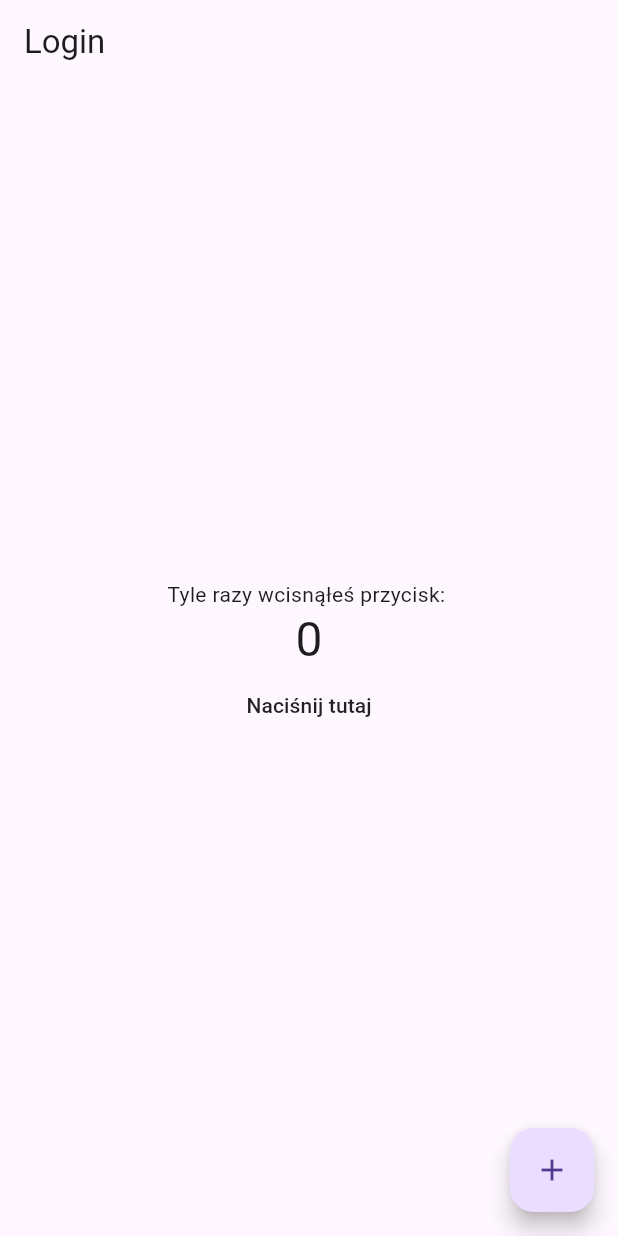
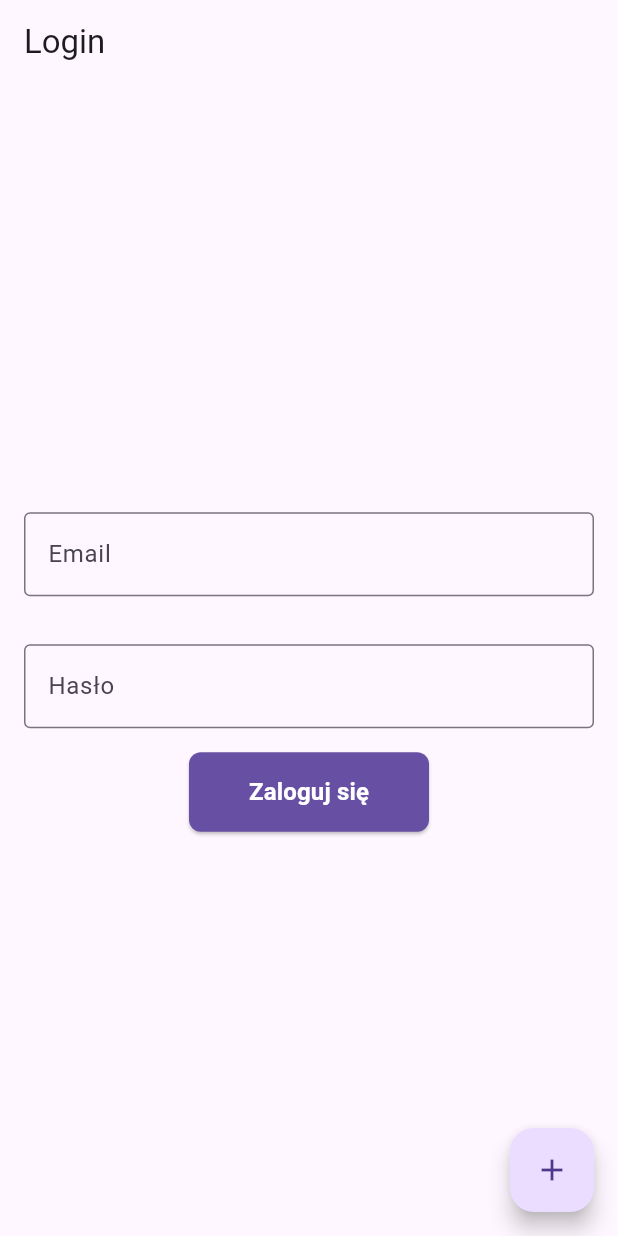
Before and after one commit to Bartholomeas/flutter_rizztorante, a Flutter app: the screen it shows after launch, on a phone screen of 412 x 824 dp. Run offline on Flutter 3.47's test engine with Material 3 defaults, Android fonts, the phone set to English and light mode, and no system bars; our stand-ins replace dio; accounts and stored records are empty.

Commit message:
Feat/login (#1)
* feat: init login

* feat: add logging handler

* refactor

---------

Co-authored-by: Bartosz <bstefaniak@estrategysolutions.com>

```diff
--- a/lib/data/network/constants/endpoints.dart
+++ b/lib/data/network/constants/endpoints.dart
@@ -1,10 +1,10 @@
 class Endpoints {
   Endpoints._();
 
-  static const String baseUrl = "http://162.19.153.39:3002/api/";
+  static const String baseUrl = "http://162.19.153.39:3002/api/v1/";
 
   static const int receiveTimeout = 5000;
   static const int connectionTimeout = 3000;
 
-  static const String login = baseUrl + "login";
+  static const String login = baseUrl + "auth/login";
 }
--- /dev/null
+++ b/lib/model/user_model.dart
@@ -0,0 +1,40 @@
+class UserModel {
+  final String id;
+  final String email;
+  final UserRole role;
+  final DateTime createdAt;
+  final DateTime updatedAt;
+
+  UserModel({
+    required this.id,
+    required this.email,
+    required this.role,
+    required this.createdAt,
+    required this.updatedAt,
+  });
+
+  factory UserModel.fromJson(Map<String, dynamic> json) {
+    return UserModel(
+      id: json['id'],
+      email: json['email'],
+      role: UserRole.values.byName(json['role']),
+      createdAt: DateTime.parse(json['createdAt']),
+      updatedAt: DateTime.parse(json['updatedAt']),
+    );
+  }
+
+  Map<String, dynamic> toJson() {
+    return {
+      'id': id,
+      'email': email,
+      'role': role.name,
+      'createdAt': createdAt.toIso8601String(),
+      'updatedAt': updatedAt.toIso8601String(),
+    };
+  }
+}
+
+enum UserRole {
+  ADMIN,
+  USER,
+}
--- a/lib/ui/login/login_page.dart
+++ b/lib/ui/login/login_page.dart
@@ -24,34 +24,72 @@ class _LoginPageState extends State<LoginPage> {
 Widget initView(BuildContext context) {
   LoginViewModel loginViewModel = Provider.of<LoginViewModel>(context);
 
+  final TextEditingController emailController = TextEditingController();
+  final TextEditingController passwordController = TextEditingController();
+
   return Scaffold(
       appBar: AppBar(title: const Text("Login")),
       body: Consumer<LoginViewModel>(builder: (contextNew, model, _) {
-        print(loginViewModel.apiState);
-
-        switch (loginViewModel.apiState) {
-          case ApiState.loading:
-            return const Center(child: CircularProgressIndicator());
-          case ApiState.completed:
         return Center(
             child: Column(
           mainAxisAlignment: MainAxisAlignment.center,
           children: <Widget>[
-                const Text("Tyle razy wcisnąłeś przycisk: "),
-                Text("${model.cl}",
-                    style: Theme.of(context).textTheme.headlineLarge),
-                MaterialButton(
-                  child: const Text("Naciśnij tutaj"),
-                  onPressed: () {
-                    loginViewModel.increaseNumber(_counter);
-                    _counter = loginViewModel.cl;
+            Padding(
+                padding: const EdgeInsets.all(16.0),
+                child: TextField(
+                  controller: emailController,
+                  decoration: const InputDecoration(
+                      labelText: "Email", border: OutlineInputBorder()),
+                )),
+            Padding(
+                padding: const EdgeInsets.all(16.0),
+                child: TextField(
+                  controller: passwordController,
+                  obscureText: true,
+                  decoration: const InputDecoration(
+                      labelText: "Hasło", border: OutlineInputBorder()),
+                )),
+            ElevatedButton(
+              style: ElevatedButton.styleFrom(
+                padding:
+                    const EdgeInsets.symmetric(horizontal: 40, vertical: 15),
+                backgroundColor: Theme.of(context).primaryColor,
+                shape: RoundedRectangleBorder(
+                  borderRadius: BorderRadius.circular(8),
+                ),
+              ),
+              onPressed: loginViewModel.apiState == ApiState.loading
+                  ? null
+                  : () {
+                      loginViewModel.login(
+                          emailController.text, passwordController.text);
                     },
-                )
+              child: loginViewModel.apiState == ApiState.loading
+                  ? const SizedBox(
+                      width: 20,
+                      height: 20,
+                      child: CircularProgressIndicator(color: Colors.white))
+                  : const Text(
+                      "Zaloguj się",
+                      style: TextStyle(
+                        fontSize: 16,
+                        fontWeight: FontWeight.bold,
+                        color: Colors.white,
+                      ),
+                    ),
+            ),
+            if (loginViewModel.apiState == ApiState.error)
+              Padding(
+                padding: const EdgeInsets.all(16.0),
+                child: Text(
+                  "Błąd logowania. Sprawdź dane i spróbuj ponownie.",
+                  style: TextStyle(
+                    color: Theme.of(context).colorScheme.error,
+                  ),
+                ),
+              ),
           ],
         ));
-          case ApiState.error:
-            return const Center(child: Text("Error"));
-        }
       }),
       floatingActionButton: FloatingActionButton(
         onPressed: () {
```
Also changed, not shown: lib/data/network/api_provider.dart (+17 -7 lines), lib/ui/login/login_view_model.dart (+37 -7 lines). Lines whose indentation alone changed are shown as unchanged.
